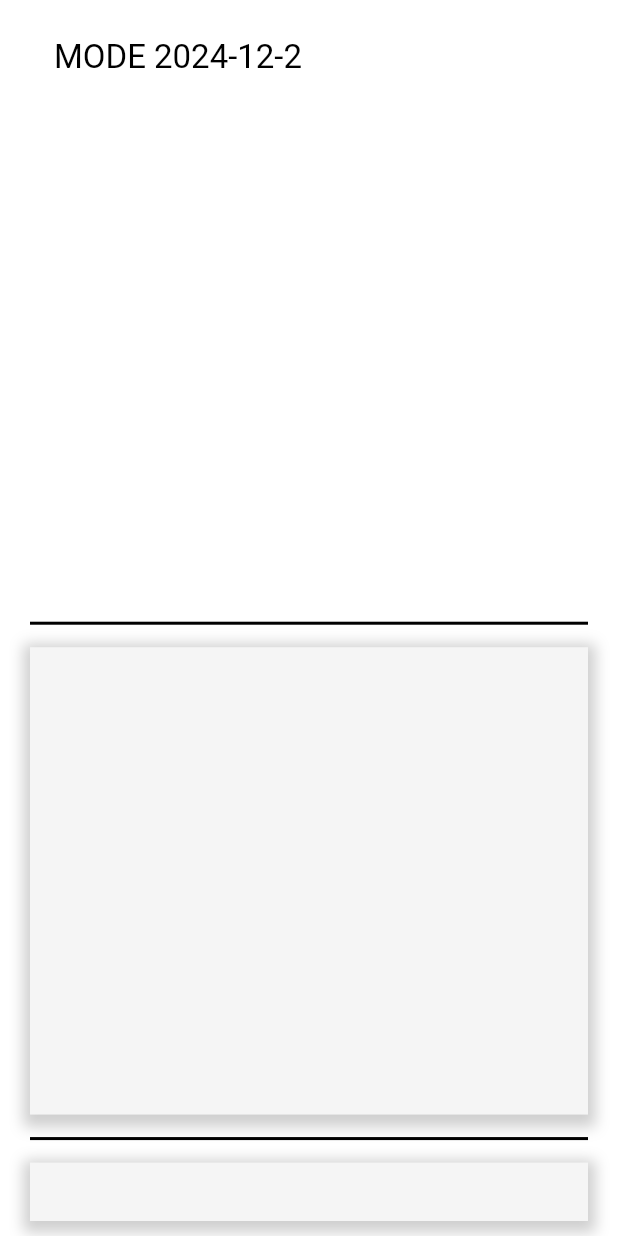
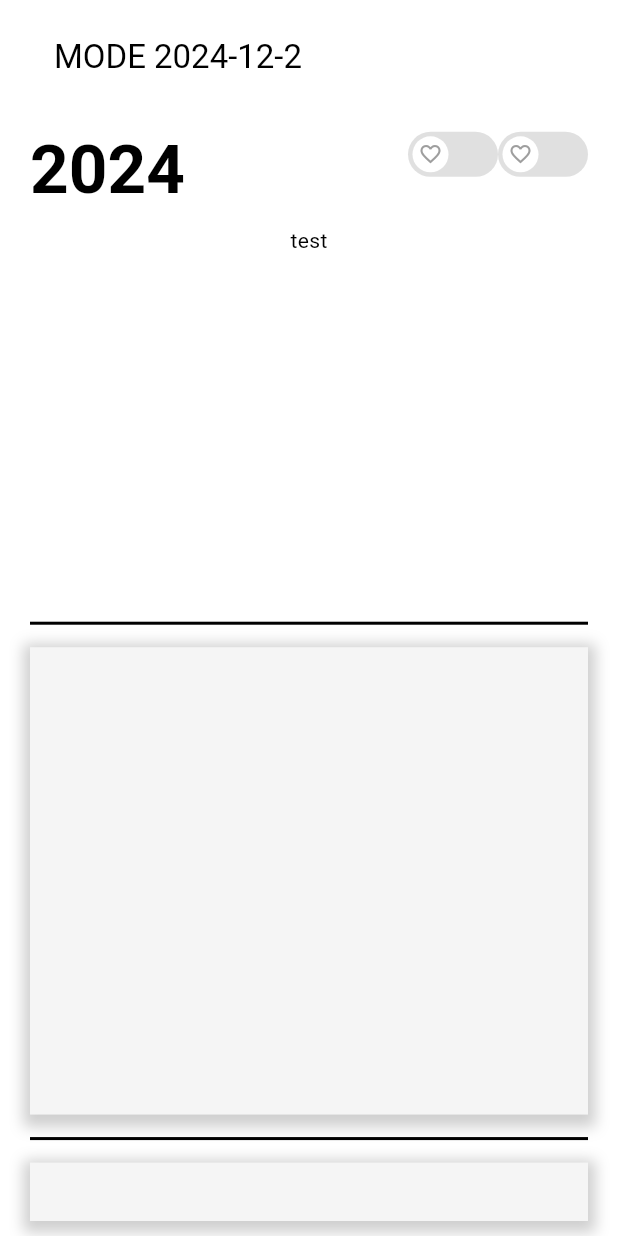
Before and after one commit to Team-Shift-4/UniCal, a Flutter app: the screen it shows after launch, on a phone screen of 412 x 824 dp. Run offline on Flutter 3.47's test engine with Material 3 defaults, Android fonts, the phone set to English and light mode, and no system bars.

Commit message:
[FEATURE] add toggle(temp)

```diff
--- a/lib/component/calendar_component.dart
+++ b/lib/component/calendar_component.dart
@@ -1,4 +1,3 @@
-
 import 'package:flutter/material.dart';
 
 class CalendarComponent extends StatefulWidget{
@@ -7,22 +6,102 @@ class CalendarComponent extends StatefulWidget{
 }
 
 class _CalendarComponentState extends State<CalendarComponent>{
-  DateTime date = DateTime.now();
+  DateTime dateContext = DateTime.now();
+  bool isToggled = false;
 
   @override
   Widget build(BuildContext context) {
-    // return Container(
-    //       color: ColorScheme.dark().onPrimary,
-    //       // color: Colors.blue,
-    // );
     return Column(
-      mainAxisAlignment: MainAxisAlignment.start,
       children: [
-        Container(
-          // color: ColorScheme.dark().onPrimary,
-          color: Colors.blue,
-          // child: Expanded(child: ColoredBox(color: ColorScheme.dark().onPrimary),),
-        )
+        Expanded(
+          flex: 1,
+          child: Row(
+            mainAxisAlignment: MainAxisAlignment.spaceBetween,
+            crossAxisAlignment: CrossAxisAlignment.start,
+            children: [
+              Text(
+                dateContext.year.toString(),
+                style: Theme.of(context).textTheme.displayMedium?.copyWith(
+                  fontWeight: FontWeight.bold
+                ),
+              ),
+              Row(
+                children: [
+                  GestureDetector(
+                    onTap: () {
+                      setState(() {
+                        isToggled = !isToggled;
+                      });
+                    },
+                    child: Container(
+                      width: 60,
+                      height: 30,
+                      padding: const EdgeInsets.all(3),
+                      decoration: BoxDecoration(
+                        borderRadius: BorderRadius.circular(15),
+                        color: isToggled ? Colors.blue : Colors.grey.shade300,
+                      ),
+                      child: AnimatedAlign(
+                        duration: const Duration(milliseconds: 200),
+                        alignment: isToggled ? Alignment.centerRight : Alignment.centerLeft,
+                        child: Container(
+                          width: 24,
+                          height: 24,
+                          decoration: BoxDecoration(
+                            shape: BoxShape.circle,
+                            color: Colors.white,
+                          ),
+                          child: Icon(
+                            isToggled ? Icons.favorite : Icons.favorite_border,
+                            size: 16,
+                            color: isToggled ? Colors.blue : Colors.grey,
+                          ),
+                        ),
+                      ),
+                    ),
+                  ),
+                  GestureDetector(
+                    onTap: () {
+                      setState(() {
+                        isToggled = !isToggled;
+                      });
+                    },
+                    child: Container(
+                      width: 60,
+                      height: 30,
+                      padding: const EdgeInsets.all(3),
+                      decoration: BoxDecoration(
+                        borderRadius: BorderRadius.circular(15),
+                        color: isToggled ? Colors.blue : Colors.grey.shade300,
+                      ),
+                      child: AnimatedAlign(
+                        duration: const Duration(milliseconds: 200),
+                        alignment: isToggled ? Alignment.centerRight : Alignment.centerLeft,
+                        child: Container(
+                          width: 24,
+                          height: 24,
+                          decoration: BoxDecoration(
+                            shape: BoxShape.circle,
+                            color: Colors.white,
+                          ),
+                          child: Icon(
+                            isToggled ? Icons.favorite : Icons.favorite_border,
+                            size: 16,
+                            color: isToggled ? Colors.blue : Colors.grey,
+                          ),
+                        ),
+                      ),
+                    ),
+                  ),
+                ],
+              )
+            ],
+          ),
+        ),
+        Expanded(
+          flex: 4,
+          child: Text("test")
+        ),
       ],
     );
   }
```
